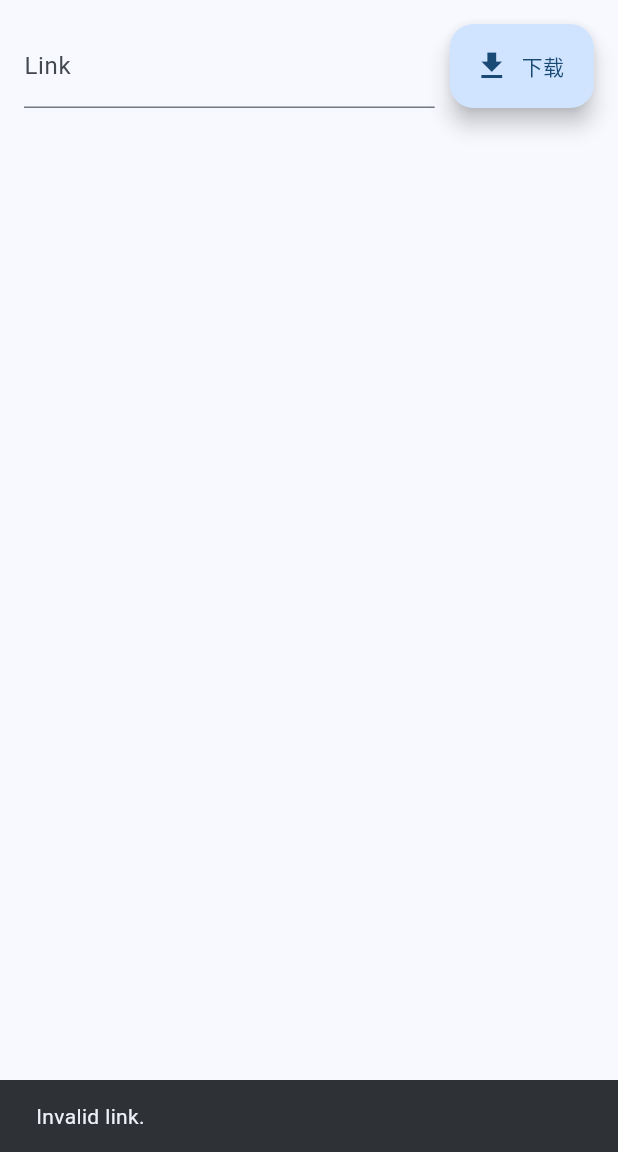
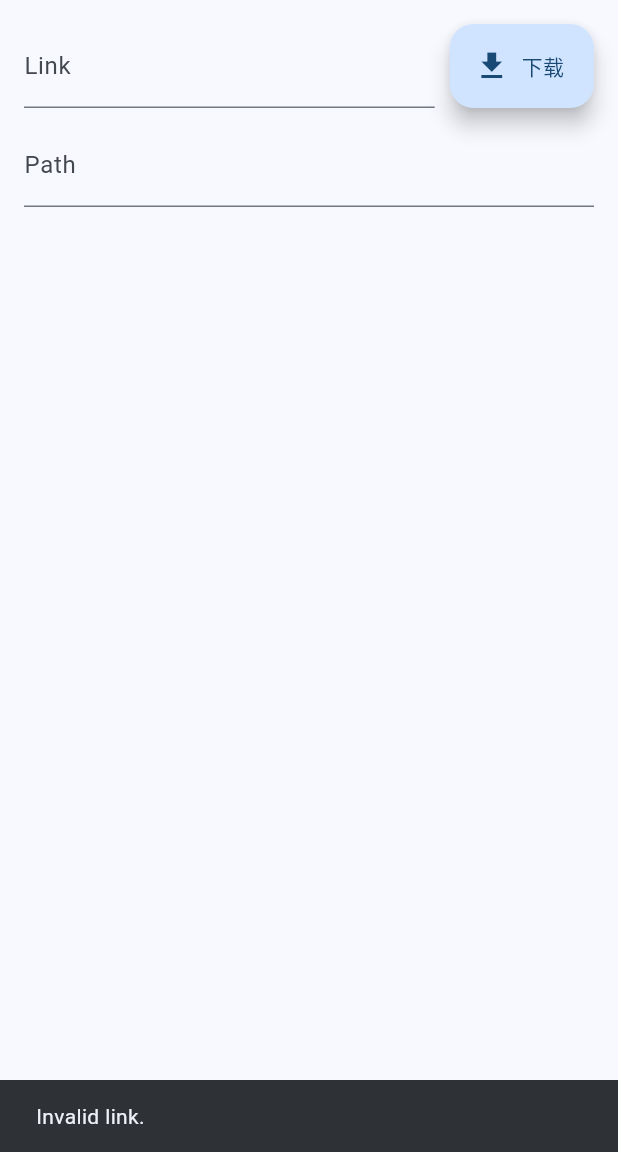
Before and after one commit to hghgthifg/ncm_downloader, a Flutter app: the screen it shows after launch, after a tap on "下载", on a phone screen of 412 x 824 dp, the part 84-1236 px from its top. Run offline on Flutter 3.47's test engine with Material 3 defaults, Android fonts, the phone set to English and light mode, and no system bars.

```diff
--- a/lib/main.dart
+++ b/lib/main.dart
@@ -114,6 +114,19 @@ class _MyHomePageState extends State<MyHomePage> {
                 ),
               ],
             ),
+            SizedBox(height: 10.0),
+            Row(
+              children: [
+                Expanded(
+                  child: TextField(
+                    decoration: InputDecoration(
+                      hintText: "Save to ...",
+                      labelText: "Path",
+                    ),
+                  ),
+                )
+              ],
+            )
           ],
         ),
       ),
```
Also changed, not shown: .github/workflows/build.yaml (added), 3 other files.
